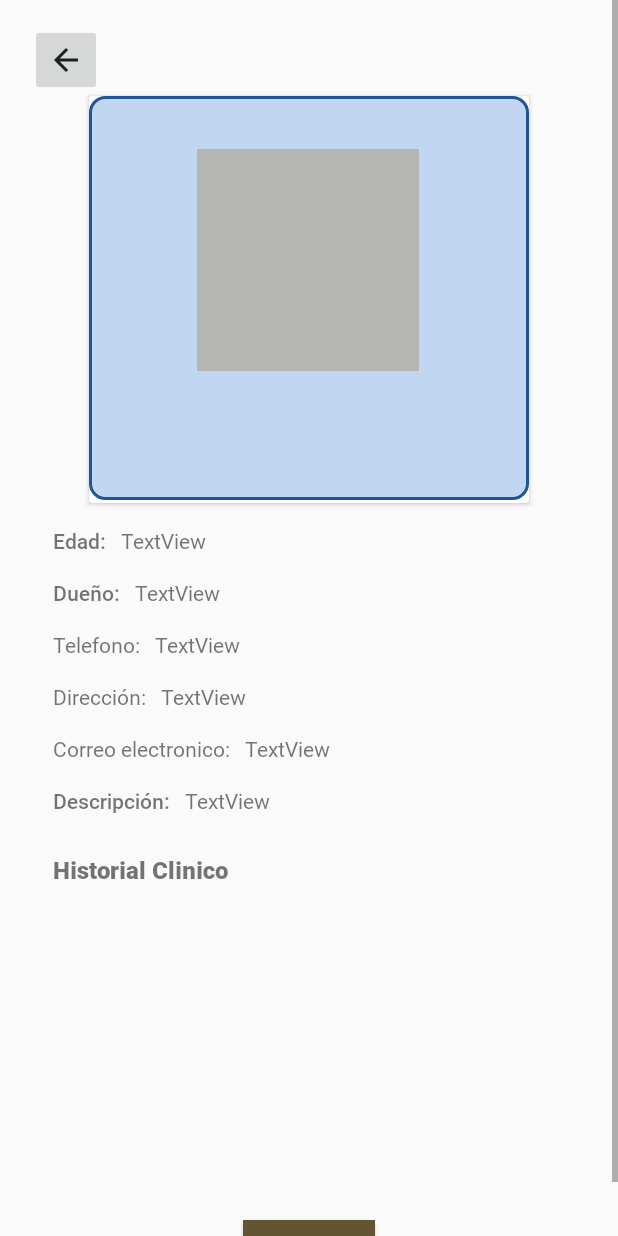
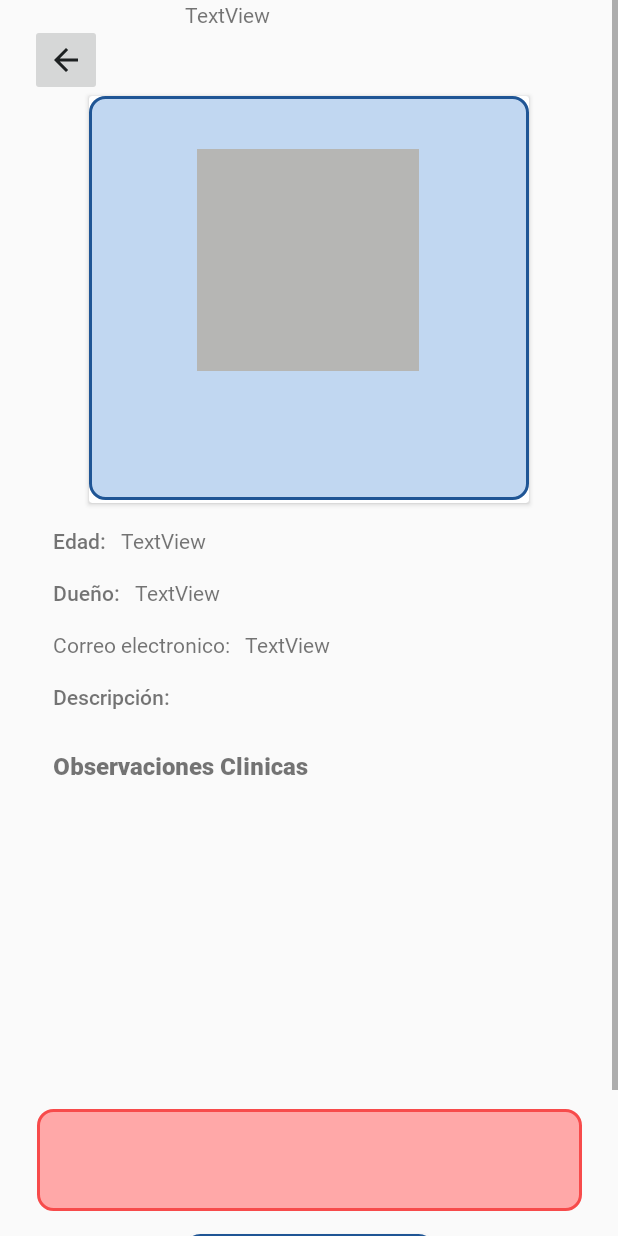
Before and after one commit to gevorah/equine-app, an Android app: the layout fragment_medicalhistory_info.xml on its own in the app's theme, with its tools: preview values and no code run, on a phone screen of 412 x 824 dp. Run offline under Robolectric (Android 15) with nearby library versions, the phone set to English and light mode, and no system bars.

Commit message:
medical history

```diff
--- a/app/src/main/java/co/edu/icesi/dev/equineapp/model/Comment.kt
+++ b/app/src/main/java/co/edu/icesi/dev/equineapp/model/Comment.kt
@@ -4,5 +4,5 @@ data class Comment (
     var id: String = "",
     var content: String = "",
     var userId: String = "",
-    var publicationId : String = ""
+    var medicalhistoryId : String = ""
 )
--- a/app/src/main/java/co/edu/icesi/dev/equineapp/model/Horse.kt
+++ b/app/src/main/java/co/edu/icesi/dev/equineapp/model/Horse.kt
@@ -7,5 +7,6 @@ class Horse (
     var image: String = "",
     var horseName: String = "",
     var horseAge: String = "",
+    var medicalHistoryId: String = "",
     var userId: String = "",
 )
--- /dev/null
+++ b/app/src/main/res/drawable/border_fill_red.xml
@@ -0,0 +1,13 @@
+<?xml version="1.0" encoding="utf-8"?>
+<shape xmlns:android="http://schemas.android.com/apk/res/android" android:shape="rectangle" >
+
+    <stroke android:width="2sp"
+        android:color="#F74B4B" />
+    <padding android:bottom="10sp"
+        android:left="10sp"
+        android:right="10sp"
+        android:top="10sp" />
+    <corners android:radius="10sp" />
+    <solid android:color="#FFA8A8"/>
+
+</shape>
--- a/app/src/main/res/layout/fragment_medicalhistory_info.xml
+++ b/app/src/main/res/layout/fragment_medicalhistory_info.xml
@@ -4,7 +4,7 @@
     xmlns:tools="http://schemas.android.com/tools"
     android:layout_width="match_parent"
     android:layout_height="match_parent"
-    tools:context=".view.appointments.PetInfoFragment">
+    tools:context=".view.appointments.MedicalHistoryInfoFragment">
 
     <androidx.constraintlayout.widget.ConstraintLayout
         android:layout_width="match_parent"
@@ -55,11 +55,6 @@
                     android:fontFamily="@font/roboto_black"
                     android:textSize="20sp" />
 
-                <TextView
-                    android:id="@+id/textViewLocation"
-                    android:layout_width="wrap_content"
-                    android:layout_height="wrap_content"
-                    android:textColor="#33691E" />
             </LinearLayout>
         </androidx.cardview.widget.CardView>
 
@@ -67,14 +62,15 @@
             android:id="@+id/commentBttn"
             android:layout_width="wrap_content"
             android:layout_height="wrap_content"
-            android:layout_marginTop="20dp"
-            android:background="@color/brown_dark"
-            android:text="Editar"
+            android:layout_marginTop="15dp"
+            android:background="@drawable/border_fill_blue"
+            android:text="Añadir observacion"
+            android:textColor="#1B1A1A"
             android:theme="@style/Theme.AppCompat"
             app:iconTint="@color/brown_dark"
             app:layout_constraintEnd_toEndOf="parent"
             app:layout_constraintStart_toStartOf="parent"
-            app:layout_constraintTop_toBottomOf="@+id/recyclerView" />
+            app:layout_constraintTop_toBottomOf="@+id/textMultiLineComment" />
 
         <TextView
             android:id="@+id/textView5"
@@ -99,28 +95,6 @@
             app:layout_constraintTop_toBottomOf="@+id/textView5" />
 
         <TextView
-            android:id="@+id/textView10"
-            android:layout_width="wrap_content"
-            android:layout_height="wrap_content"
-            android:layout_marginStart="35dp"
-            android:layout_marginTop="15dp"
-            android:fontFamily="@font/roboto_regular"
-            android:text="Telefono:"
-            app:layout_constraintStart_toStartOf="parent"
-            app:layout_constraintTop_toBottomOf="@+id/textView8" />
-
-        <TextView
-            android:id="@+id/textView11"
-            android:layout_width="wrap_content"
-            android:layout_height="wrap_content"
-            android:layout_marginStart="35dp"
-            android:layout_marginTop="15dp"
-            android:fontFamily="@font/roboto_regular"
-            android:text="Dirección:"
-            app:layout_constraintStart_toStartOf="parent"
-            app:layout_constraintTop_toBottomOf="@+id/textView10" />
-
-        <TextView
             android:id="@+id/textView12"
             android:layout_width="wrap_content"
             android:layout_height="wrap_content"
@@ -129,7 +103,7 @@
             android:fontFamily="@font/roboto_regular"
             android:text="Correo electronico:"
             app:layout_constraintStart_toStartOf="parent"
-            app:layout_constraintTop_toBottomOf="@+id/textView11" />
+            app:layout_constraintTop_toBottomOf="@+id/textView8" />
 
         <TextView
             android:id="@+id/textView13"
@@ -149,7 +123,7 @@
             android:layout_marginStart="35dp"
             android:layout_marginTop="25dp"
             android:fontFamily="@font/roboto_black"
-            android:text="Historial Clinico"
+            android:text="Observaciones Clinicas"
             android:textSize="16sp"
             app:layout_constraintStart_toStartOf="parent"
             app:layout_constraintTop_toBottomOf="@+id/textView13" />
@@ -177,51 +151,17 @@
             app:layout_constraintTop_toBottomOf="@+id/textViewAge" />
 
         <TextView
-            android:id="@+id/textViewPhone"
-            android:layout_width="wrap_content"
-            android:layout_height="wrap_content"
-            android:layout_marginStart="10dp"
-            android:layout_marginTop="15dp"
-            android:fontFamily="@font/roboto_regular"
-            android:text="TextView"
-            app:layout_constraintStart_toEndOf="@+id/textView10"
-            app:layout_constraintTop_toBottomOf="@+id/textViewOwner" />
-
-        <TextView
-            android:id="@+id/textViewAddres"
-            android:layout_width="wrap_content"
-            android:layout_height="wrap_content"
-            android:layout_marginStart="10dp"
-            android:layout_marginTop="15dp"
-            android:fontFamily="@font/roboto_regular"
-            android:text="TextView"
-            app:layout_constraintStart_toEndOf="@+id/textView11"
-            app:layout_constraintTop_toBottomOf="@+id/textViewPhone" />
-
-        <TextView
-            android:id="@+id/textViewDate"
-            android:layout_width="wrap_content"
-            android:layout_height="wrap_content"
-            android:layout_marginStart="10dp"
-            android:layout_marginTop="15dp"
-            android:fontFamily="@font/roboto_regular"
-            android:text="TextView"
-            app:layout_constraintStart_toEndOf="@+id/textView12"
-            app:layout_constraintTop_toBottomOf="@+id/textViewAddres" />
-
-        <TextView
             android:id="@+id/textViewDescription"
             android:layout_width="wrap_content"
             android:layout_height="wrap_content"
             android:layout_marginStart="10dp"
-            android:layout_marginTop="15dp"
             android:fontFamily="@font/roboto_regular"
             android:text="TextView"
             app:layout_constraintStart_toEndOf="@+id/textView13"
-            app:layout_constraintTop_toBottomOf="@+id/textViewDate" />
+            tools:layout_editor_absoluteY="453dp" />
 
         <androidx.recyclerview.widget.RecyclerView
-            android:id="@+id/recyclerView"
+            android:id="@+id/commentRecyclerView"
             android:layout_width="409dp"
             android:layout_height="187dp"
             android:layout_marginStart="5dp"
@@ -231,6 +171,42 @@
             app:layout_constraintStart_toStartOf="parent"
             app:layout_constraintTop_toBottomOf="@+id/textView14" />
 
+        <Button
+            android:id="@+id/homebutton"
+            android:layout_width="wrap_content"
+            android:layout_height="wrap_content"
+            android:layout_marginTop="15dp"
+            android:background="@drawable/border_fill_blue"
+            android:text="Volver al inicio"
+            app:layout_constraintEnd_toEndOf="parent"
+            app:layout_constraintStart_toStartOf="parent"
+            app:layout_constraintTop_toBottomOf="@+id/commentBttn" />
+
+        <EditText
+            android:id="@+id/textMultiLineComment"
+            android:layout_width="363dp"
+            android:layout_height="68dp"
+            android:layout_marginStart="30dp"
+            android:layout_marginTop="15dp"
+            android:layout_marginEnd="30dp"
+            android:background="@drawable/border_fill_red"
+            android:ems="10"
+            android:gravity="start|top"
+            android:inputType="textMultiLine"
+            app:layout_constraintEnd_toEndOf="parent"
+            app:layout_constraintStart_toStartOf="parent"
+            app:layout_constraintTop_toBottomOf="@+id/commentRecyclerView" />
+
+        <TextView
+            android:id="@+id/textViewEmail"
+            android:layout_width="wrap_content"
+            android:layout_height="wrap_content"
+            android:layout_marginStart="10dp"
+            android:layout_marginTop="15dp"
+            android:text="TextView"
+            app:layout_constraintStart_toEndOf="@+id/textView12"
+            app:layout_constraintTop_toBottomOf="@+id/textViewOwner" />
+
     </androidx.constraintlayout.widget.ConstraintLayout>
 
 </ScrollView>
```
Also changed, not shown: app/src/main/java/co/edu/icesi/dev/equineapp/model/MedicalHistory.kt (+3 -7 lines), app/src/main/java/co/edu/icesi/dev/equineapp/view/appointments/CommentAdapter.kt (added, +43 -0 lines), app/src/main/java/co/edu/icesi/dev/equineapp/view/appointments/CommentView.kt (added, +16 -0 lines), app/src/main/java/co/edu/icesi/dev/equineapp/view/appointments/MedicalHistoryFormFragment.kt (+68 -24 lines), app/src/main/java/co/edu/icesi/dev/equineapp/view/appointments/MedicalHistoryInfoFragment.kt (added, +126 -0 lines), app/src/main/res/layout/comment.xml (added, +35 -0 lines), app/src/main/res/layout/fragment_medicalhistory_form.xml (+13 -59 lines), app/src/debug/res/drawable/horse_profile.jpg (added).
